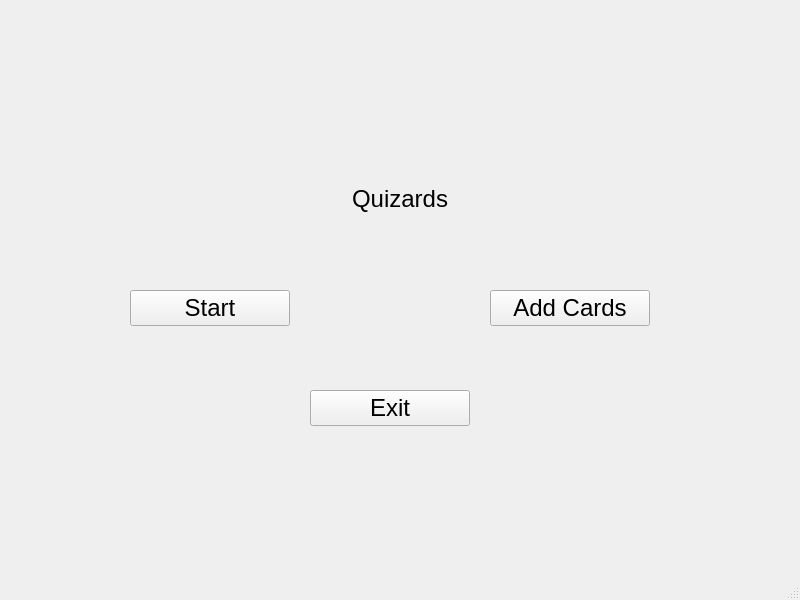
This is titlewindow.ui in MONKEYFACE678/QuizardsQT as Qt 5 draws it before an edit. The edited form follows.
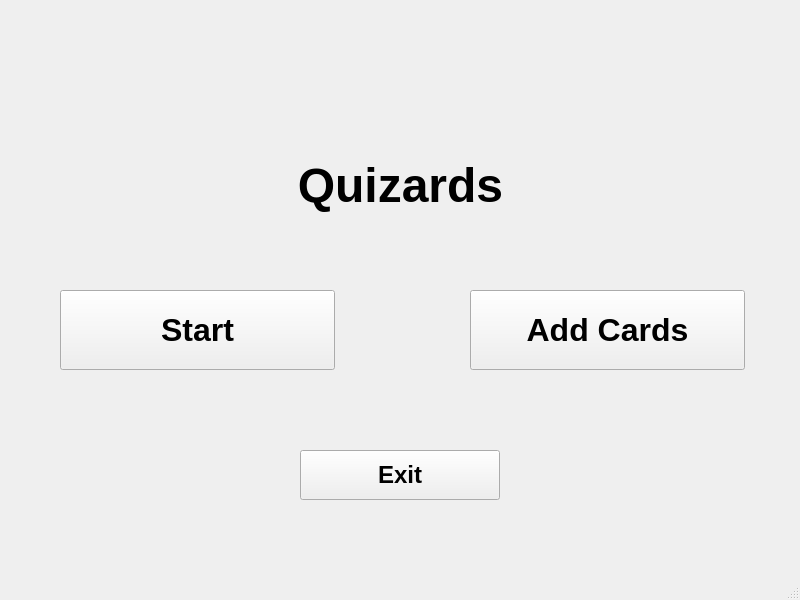
This is the edited form.

```diff
--- a/titlewindow.ui
+++ b/titlewindow.ui
@@ -29,15 +29,16 @@
    <widget class="QPushButton" name="pushButton">
     <property name="geometry">
      <rect>
-      <x>130</x>
+      <x>60</x>
       <y>290</y>
-      <width>160</width>
-      <height>36</height>
+      <width>275</width>
+      <height>80</height>
      </rect>
     </property>
     <property name="font">
      <font>
-      <pointsize>18</pointsize>
+      <pointsize>24</pointsize>
+      <bold>true</bold>
      </font>
     </property>
     <property name="text">
@@ -47,15 +48,16 @@
    <widget class="QPushButton" name="pushButton_2">
     <property name="geometry">
      <rect>
-      <x>310</x>
-      <y>390</y>
-      <width>160</width>
-      <height>36</height>
+      <x>300</x>
+      <y>450</y>
+      <width>200</width>
+      <height>50</height>
      </rect>
     </property>
     <property name="font">
      <font>
       <pointsize>18</pointsize>
+      <bold>true</bold>
      </font>
     </property>
     <property name="text">
@@ -65,15 +67,16 @@
    <widget class="QLabel" name="label">
     <property name="geometry">
      <rect>
-      <x>330</x>
-      <y>180</y>
-      <width>140</width>
-      <height>38</height>
+      <x>280</x>
+      <y>140</y>
+      <width>241</width>
+      <height>91</height>
      </rect>
     </property>
     <property name="font">
      <font>
-      <pointsize>18</pointsize>
+      <pointsize>36</pointsize>
+      <bold>true</bold>
      </font>
     </property>
     <property name="text">
@@ -86,15 +89,16 @@
    <widget class="QPushButton" name="pushButton_3">
     <property name="geometry">
      <rect>
-      <x>490</x>
+      <x>470</x>
       <y>290</y>
-      <width>160</width>
-      <height>36</height>
+      <width>275</width>
+      <height>80</height>
      </rect>
     </property>
     <property name="font">
      <font>
-      <pointsize>18</pointsize>
+      <pointsize>24</pointsize>
+      <bold>true</bold>
      </font>
     </property>
     <property name="text">
```
